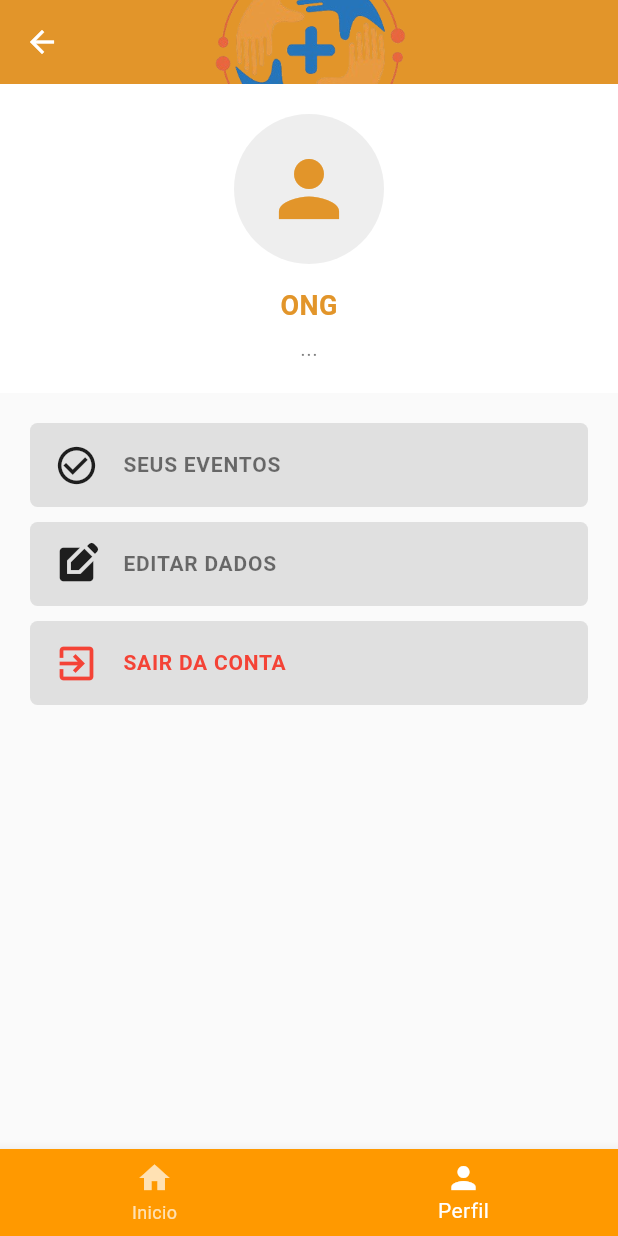
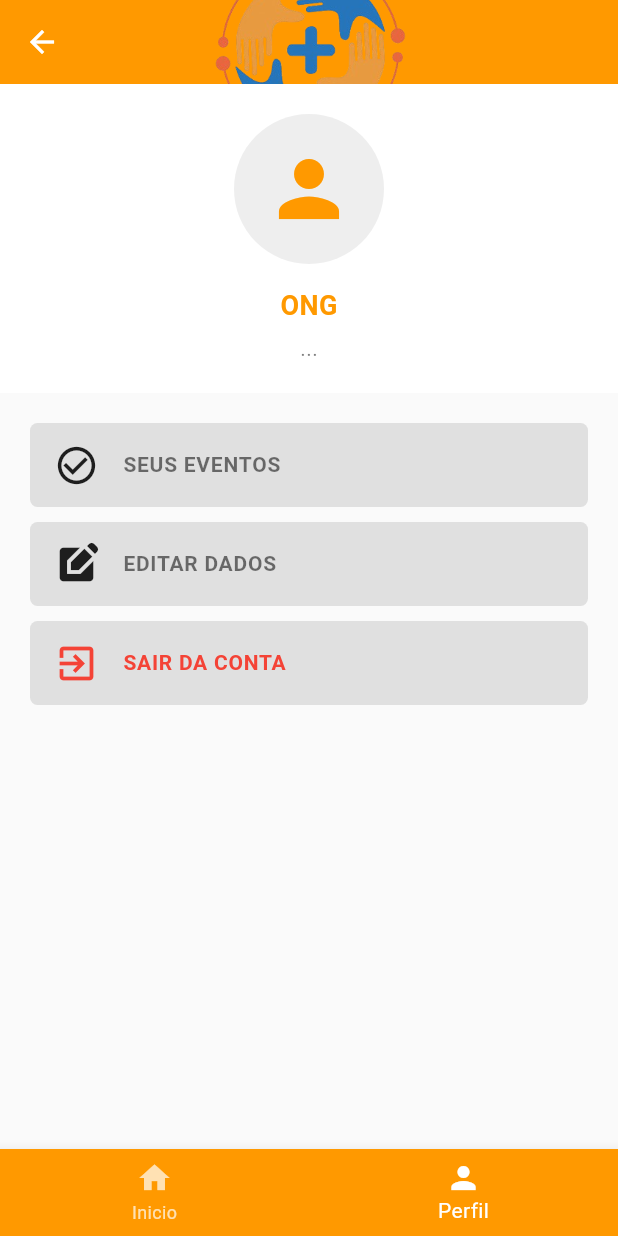
Before and after one commit to fga-eps-mds/2025.2-Gilgamesh, a Flutter app: the TelaPerfilONG screen opened directly, on a phone screen of 412 x 824 dp. Run offline on Flutter 3.47's test engine with Material 3 defaults, Android fonts, the light colour scheme and no system bars; our stand-ins replace shared_preferences; accounts and stored records are empty.

Commit message:
style(ui): correção da paleta de cores

```diff
--- a/mobile_apoia/lib/telas/doador/tela_perfil_usuario.dart
+++ b/mobile_apoia/lib/telas/doador/tela_perfil_usuario.dart
@@ -1,4 +1,5 @@
 import 'package:flutter/material.dart';
+import 'package:mobile_apoia/widgets/cores.dart';
 import '../../widgets/barra_inferior_superior_tela_doador.dart';
 import '../../widgets/logo.dart';
 import '../../services/auth_service.dart';
@@ -19,7 +20,7 @@ class _TelaPerfilUsuarioState extends State<TelaPerfilUsuario> {
   String _email = "...";
   //String _tipo = "";
 
-  Color get corPrincipal => const Color(0xFF007AFF);
+  Color get corPrincipal => AppColors.azulApoia;
 
   @override
   void initState() {
--- a/mobile_apoia/lib/telas/ongs/tela_perfil_ong.dart
+++ b/mobile_apoia/lib/telas/ongs/tela_perfil_ong.dart
@@ -3,6 +3,7 @@ import '../../widgets/barra_inferior_e_superior.dart';
 import '../../widgets/logo.dart';
 import '../../services/auth_service.dart';
 import '../../telas/acesso/tela_login.dart';
+import 'package:mobile_apoia/widgets/cores.dart';
 
 class TelaPerfilONG extends StatefulWidget {
   const TelaPerfilONG({super.key});
@@ -19,7 +20,7 @@ class _TelaPerfilONGState extends State<TelaPerfilONG> {
   String _email = "...";
   //String _tipo = "";
 
-  Color get corPrincipal => const Color(0xFFE2952A);
+  Color get corPrincipal => AppColors.laranjaApoia;
 
   @override
   void initState() {
--- a/mobile_apoia/lib/widgets/barra_inferior_e_superior.dart
+++ b/mobile_apoia/lib/widgets/barra_inferior_e_superior.dart
@@ -2,11 +2,9 @@ import 'package:flutter/material.dart';
 import 'package:mobile_apoia/telas/ongs/tela_perfil_ong.dart';
 import 'package:mobile_apoia/widgets/logo.dart';
 import '../telas/home_ongs.dart';
+import 'package:mobile_apoia/widgets/cores.dart';
 
 //Barra inferior de navegação
-// Cores (Tema Doador)
-const Color corAzulPrincipal = Color(0xFF007AFF);
-const Color corLaranjaONG = Color(0xFFFF9900);
 
 //  BARRA SUPERIOR
 class SuperiorBar extends StatelessWidget implements PreferredSizeWidget {
@@ -20,7 +18,7 @@ class SuperiorBar extends StatelessWidget implements PreferredSizeWidget {
   @override
   Widget build(BuildContext context) {
     return AppBar(
-      backgroundColor: corLaranjaONG,
+      backgroundColor: AppColors.laranjaApoia,
       elevation: 0,
 
       leading: showBackButton
@@ -51,7 +49,7 @@ class BottomNavBar extends StatelessWidget {
   @override
   Widget build(BuildContext context) {
     return BottomNavigationBar(
-      backgroundColor: corLaranjaONG,
+      backgroundColor: AppColors.laranjaApoia,
 
       currentIndex: iconSelecionado,
 
--- a/mobile_apoia/lib/widgets/cores.dart
+++ b/mobile_apoia/lib/widgets/cores.dart
@@ -10,7 +10,8 @@ class AppColors {
   // --- CORES DE BOTÕES E GRADIENTES (Login e Cadastro) ---
   static const Color verdeGradiente1 = Color(0xFF4DB6AC);
   static const Color verdeGradiente2 = Color(0xFF2E8EB6);
-  static const Color laranjaApoia = Color(0xFFFF9800); // O "+" do logo e o "OU"
+  static const Color laranjaApoia = Color(0xFFFF9900); // O "+" do logo e o "OU"
+  static const Color azulApoia = Color(0xFF007AFF);
   static const Color laranjaBotao = Color(0xFFEAA648); // Botão ONG
   static const Color azulBotao = Color(0xFF2E7DB5); // Botão Doador
 
```
Also changed, not shown: mobile_apoia/lib/telas/doador/visualizar_evento_doador.dart (+5 -6 lines), mobile_apoia/lib/widgets/barra_inferior_superior_tela_doador.dart (+4 -5 lines).
